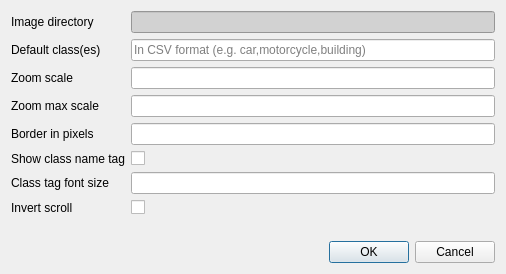
This is dialog_settings.ui in bruceHun/pythonImageEditor as Qt 5 draws it before an edit. The edited form follows.
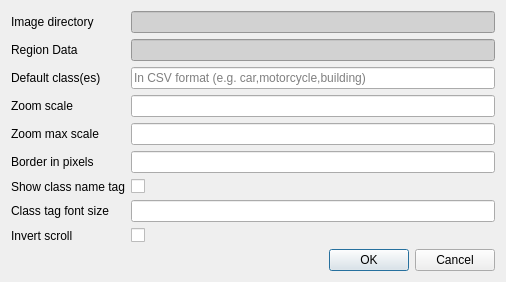
This is the edited form.

Commit message: maskeditor select via region data & viaorganizer file selections

```diff
--- a/dialog_settings.ui
+++ b/dialog_settings.ui
@@ -57,7 +57,7 @@
        </property>
       </widget>
      </item>
-     <item row="1" column="0">
+     <item row="2" column="0">
       <widget class="QLabel" name="label_2">
        <property name="styleSheet">
         <string notr="true">font: 9pt &quot;Arial&quot;;</string>
@@ -67,7 +67,7 @@
        </property>
       </widget>
      </item>
-     <item row="1" column="1">
+     <item row="2" column="1">
       <widget class="QLineEdit" name="lineEdit_2">
        <property name="styleSheet">
         <string notr="true"/>
@@ -77,7 +77,7 @@
        </property>
       </widget>
      </item>
-     <item row="2" column="0">
+     <item row="3" column="0">
       <widget class="QLabel" name="label_3">
        <property name="styleSheet">
         <string notr="true">font: 9pt &quot;Arial&quot;;</string>
@@ -87,21 +87,21 @@
        </property>
       </widget>
      </item>
-     <item row="2" column="1">
+     <item row="3" column="1">
       <widget class="QLineEdit" name="lineEdit_3">
        <property name="styleSheet">
         <string notr="true"/>
        </property>
       </widget>
      </item>
-     <item row="7" column="1">
+     <item row="8" column="1">
       <widget class="QCheckBox" name="checkBox">
        <property name="text">
         <string/>
        </property>
       </widget>
      </item>
-     <item row="7" column="0">
+     <item row="8" column="0">
       <widget class="QLabel" name="label_4">
        <property name="styleSheet">
         <string notr="true">font: 9pt &quot;Arial&quot;;</string>
@@ -111,7 +111,7 @@
        </property>
       </widget>
      </item>
-     <item row="3" column="0">
+     <item row="4" column="0">
       <widget class="QLabel" name="label_5">
        <property name="styleSheet">
         <string notr="true">font: 9pt &quot;Arial&quot;;</string>
@@ -121,14 +121,14 @@
        </property>
       </widget>
      </item>
-     <item row="3" column="1">
+     <item row="4" column="1">
       <widget class="QLineEdit" name="lineEdit_4">
        <property name="styleSheet">
         <string notr="true"/>
        </property>
       </widget>
      </item>
-     <item row="4" column="0">
+     <item row="5" column="0">
       <widget class="QLabel" name="label_6">
        <property name="styleSheet">
         <string notr="true">font: 9pt &quot;Arial&quot;;</string>
@@ -138,14 +138,14 @@
        </property>
       </widget>
      </item>
-     <item row="4" column="1">
+     <item row="5" column="1">
       <widget class="QLineEdit" name="lineEdit_5">
        <property name="styleSheet">
         <string notr="true"/>
        </property>
       </widget>
      </item>
-     <item row="5" column="0">
+     <item row="6" column="0">
       <widget class="QLabel" name="label_7">
        <property name="styleSheet">
         <string notr="true">font: 9pt &quot;Arial&quot;;</string>
@@ -155,7 +155,7 @@
        </property>
       </widget>
      </item>
-     <item row="6" column="0">
+     <item row="7" column="0">
       <widget class="QLabel" name="label_8">
        <property name="styleSheet">
         <string notr="true">font: 9pt &quot;Arial&quot;;</string>
@@ -165,10 +165,10 @@
        </property>
       </widget>
      </item>
-     <item row="6" column="1">
+     <item row="7" column="1">
       <widget class="QLineEdit" name="lineEdit_6"/>
      </item>
-     <item row="5" column="1">
+     <item row="6" column="1">
       <widget class="QCheckBox" name="checkBox_2">
        <property name="text">
         <string/>
@@ -178,6 +178,26 @@
        </property>
       </widget>
      </item>
+     <item row="1" column="0">
+      <widget class="QLabel" name="labelRegionData">
+       <property name="styleSheet">
+        <string notr="true">font: 9pt &quot;Arial&quot;;</string>
+       </property>
+       <property name="text">
+        <string>Region Data</string>
+       </property>
+      </widget>
+     </item>
+     <item row="1" column="1">
+      <widget class="QLineEdit" name="lineEditRegionData">
+       <property name="styleSheet">
+        <string notr="true">background-color: rgb(210, 210, 210);</string>
+       </property>
+       <property name="readOnly">
+        <bool>true</bool>
+       </property>
+      </widget>
+     </item>
     </layout>
    </item>
    <item>
```
Left out of the diff: 4 changed lines with no effect on the pictures. The commit also changes 9 other files.
